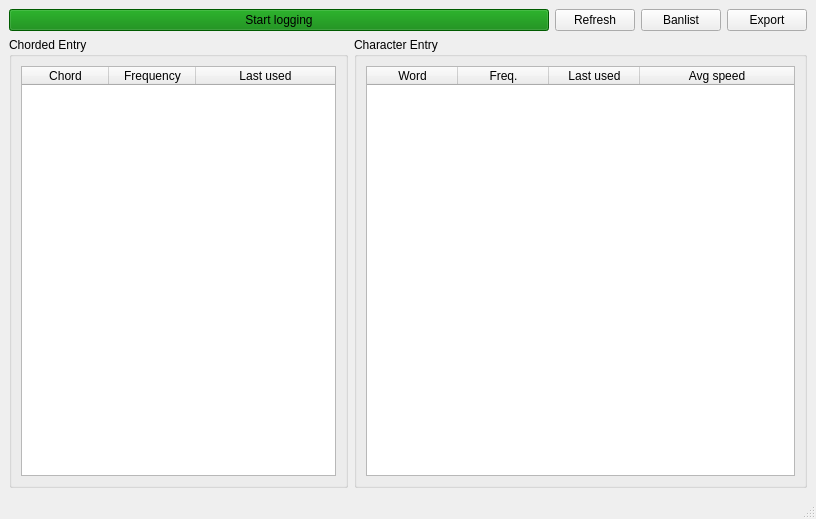
Qt form ui/main.ui (CharaChorder/nexus) before a commit.
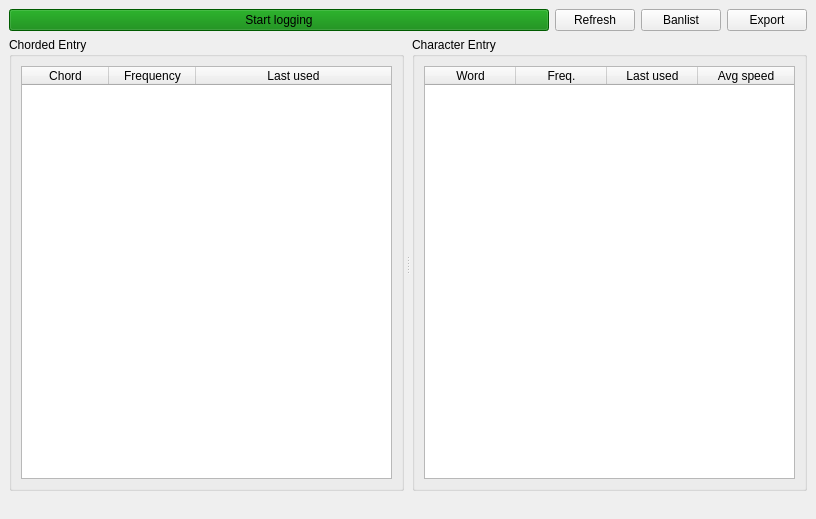
The same form after that commit.

Patch:
```diff
--- a/ui/main.ui
+++ b/ui/main.ui
@@ -57,11 +57,13 @@
      </layout>
     </item>
     <item>
-     <layout class="QHBoxLayout" name="tables" stretch="3,4">
-      <property name="sizeConstraint">
-       <enum>QLayout::SetDefaultConstraint</enum>
+     <widget class="QSplitter" name="splitter">
+      <property name="orientation">
+       <enum>Qt::Horizontal</enum>
       </property>
-      <item>
+      <property name="handleWidth">
+       <number>8</number>
+      </property>
        <widget class="QGroupBox" name="chordedEntry">
         <property name="title">
          <string>Chorded Entry</string>
@@ -124,8 +126,6 @@
          </item>
         </layout>
        </widget>
-      </item>
-      <item>
        <widget class="QGroupBox" name="characterEntry">
         <property name="title">
          <string>Character Entry</string>
@@ -193,12 +193,15 @@
          </item>
         </layout>
        </widget>
-      </item>
-     </layout>
-    </item>
-   </layout>
+     </widget>
+    </item>
+   </layout>
   </widget>
-  <widget class="QStatusBar" name="statusbar"/>
+  <widget class="QStatusBar" name="statusbar">
+   <property name="sizeGripEnabled">
+    <bool>false</bool>
+   </property>
+  </widget>
  </widget>
  <resources/>
  <connections/>
```
Lines whose indentation alone changed are shown as unchanged.
